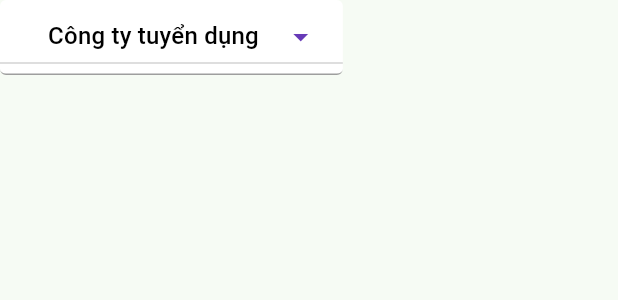
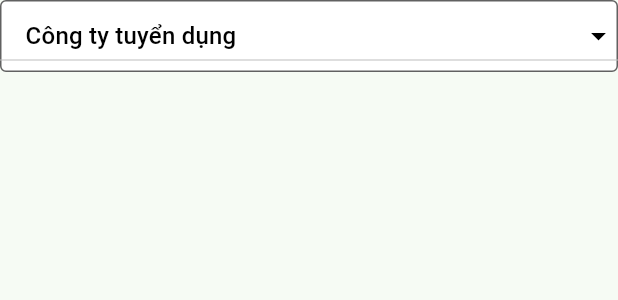
Before and after one commit to MiconJ/i-job-app, a Flutter app: the DropdownField widget shown alone on an empty page, opened directly, on a phone screen of 412 x 824 dp. Shown: the top 300 px of the screen. Run offline on Flutter 3.47's test engine with Material 3 defaults, Android fonts, the light colour scheme and no system bars; drawn by our look-alikes of dropdown_button2; our stand-ins replace flutter_riverpod, google_fonts; network calls fail.

Commit message:
update widget style + update logic state management of agency category

```diff
--- a/lib/widgets/date_picker_field.dart
+++ b/lib/widgets/date_picker_field.dart
@@ -28,6 +28,7 @@ class DateTimeWidget extends ConsumerWidget {
             filled: false,
             prefixIcon: Icon(Icons.calendar_today),
             border: OutlineInputBorder(
+              borderSide: BorderSide(color: Colors.grey.shade700),
               borderRadius: BorderRadius.circular(4),
             ),
           ),
@@ -35,7 +36,7 @@ class DateTimeWidget extends ConsumerWidget {
           readOnly: true,
         ),
         SizedBox(
-          height: 10,
+          height: 20,
         ),
       ],
     );
--- a/lib/widgets/dropdown_field.dart
+++ b/lib/widgets/dropdown_field.dart
@@ -13,34 +13,41 @@ class DropdownField extends ConsumerWidget {
       'Công ty tuyển dụng',
       'Công ty thường',
     ];
+
     final int agencyCategoryValue = ref.watch(agencyCategoryProvider);
     String dropdownValue = agencyCategory[agencyCategoryValue];
 
     return DropdownButton2(
+      isExpanded: true,
       value: dropdownValue,
       onChanged: (String? value) {
-        if (value != null) {}
+        if (value != null) {
+          ref.read(agencyCategoryProvider.notifier).state =
+              agencyCategory.indexOf(value);
+        }
       },
       items: agencyCategory.map<DropdownMenuItem<String>>((String value) {
         return DropdownMenuItem<String>(
           value: value,
-          child: Text(
-            value,
-            style: const TextStyle(
-              color: Colors.black, // Màu chữ item
-            ),
+          child: Row(
+            mainAxisAlignment: MainAxisAlignment.start,
+            children: [
+              Text(
+                value,
+                style: TextStyle(
+                  color: Colors.black,
+                ),
+              ),
+            ],
           ),
         );
       }).toList(),
-      buttonStyleData: const ButtonStyleData(
-        height: 50,
-        padding: EdgeInsets.symmetric(horizontal: 16),
+      buttonStyleData: ButtonStyleData(
+        height: 48,
         decoration: BoxDecoration(
-          borderRadius: BorderRadius.all(Radius.circular(4)),
-          color: Colors.white, // Màu nền của dropdown button
-          border: Border(
-            bottom: BorderSide(color: Colors.grey, width: 1),
-          ),
+          borderRadius: BorderRadius.circular(4),
+          color: Colors.white,
+          border: Border.all(width: 1.0, color: Colors.grey.shade700),
         ),
       ),
       menuItemStyleData: const MenuItemStyleData(
@@ -50,14 +57,13 @@ class DropdownField extends ConsumerWidget {
       dropdownStyleData: DropdownStyleData(
         decoration: BoxDecoration(
           borderRadius: BorderRadius.circular(4),
-          color:
-              Theme.of(context).secondaryHeaderColor, // Màu nền menu dropdown
+          color: Colors.white,
         ),
       ),
       iconStyleData: const IconStyleData(
         icon: Icon(
           Icons.arrow_drop_down,
-          color: Colors.deepPurple,
+          color: Colors.black,
         ),
       ),
     );
--- a/lib/widgets/text_form_field_custom.dart
+++ b/lib/widgets/text_form_field_custom.dart
@@ -42,12 +42,13 @@ class TextFormFieldCustom extends ConsumerWidget {
             hintMaxLines: 1,
             floatingLabelBehavior: FloatingLabelBehavior.always,
             border: OutlineInputBorder(
+              borderSide: BorderSide(color: Colors.grey.shade700),
               borderRadius: BorderRadius.circular(4),
             ),
           ),
           inputFormatters: inputFormatters,
           maxLength: maxLength,
-          onChanged: onChanged, // Updated to use onChanged
+          onChanged: onChanged,
           validator: validator,
           maxLines: maxLines,
         ),
```
